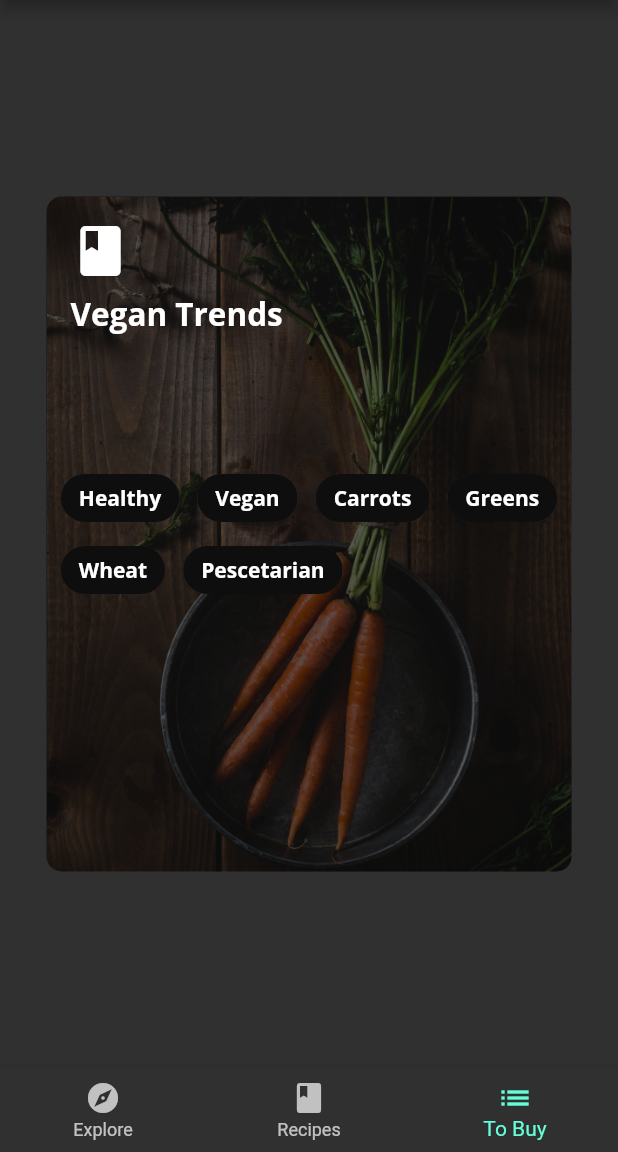
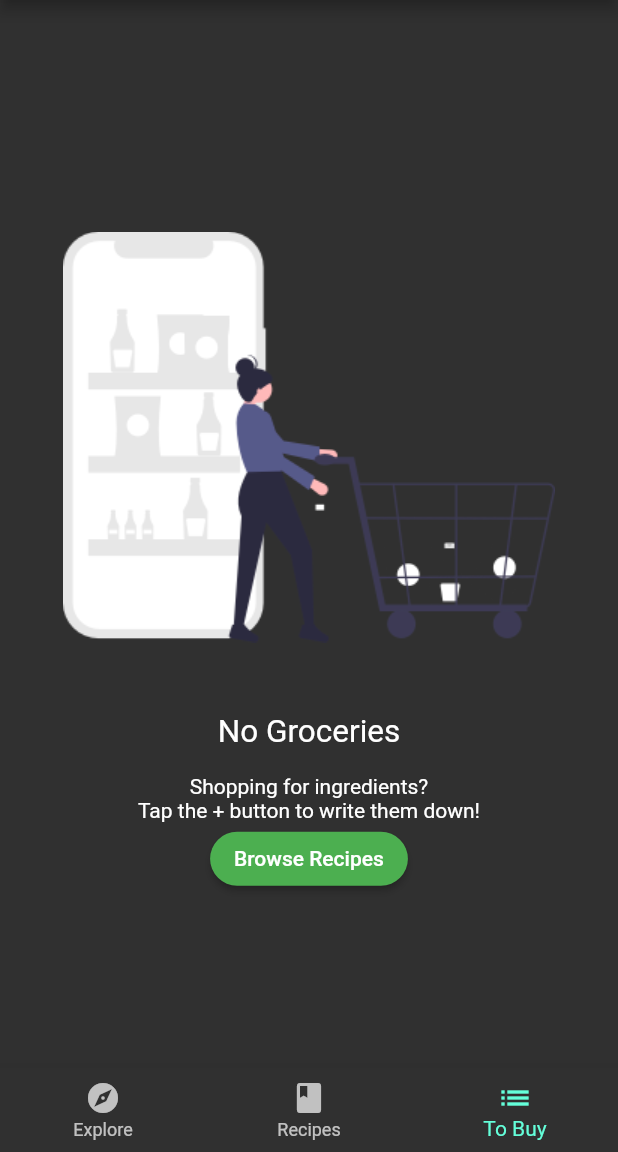
Before and after one commit to Irvandra/Fooderlich, a Flutter app: the screen it shows after launch, item 3 of the bottom bar chosen, on a phone screen of 412 x 824 dp, the part 84-1236 px from its top. Run offline on Flutter 3.47's test engine with Material 2 defaults, Android fonts, the phone set to English and light mode, and no system bars; our stand-ins replace google_fonts.

Commit message:
Praktikum 6 - 1

```diff
--- a/lib/home.dart
+++ b/lib/home.dart
@@ -3,6 +3,7 @@ import 'models/explore_recipe.dart';
 import 'components/components.dart';
 import 'screens/explore_screen.dart';
 import 'screens/recipes_screen.dart';
+import 'screens/grocery_screen.dart';
 
 class Home extends StatefulWidget {
   const Home({Key? key}) : super(key: key);
@@ -17,22 +18,7 @@ class _HomeState extends State<Home> {
   static List<Widget> pages = <Widget>[
     ExploreScreen(),
     RecipesScreen(),
-    Card3(
-        recipe: ExploreRecipe(
-            title: 'Vegan Trends',
-            tags: [
-              'Healthy',
-              'Vegan',
-              'Carrots',
-              'Greens',
-              'Wheat',
-              'Pescetarian',
-              'Mint',
-              'Lemongrass',
-              'Salad',
-              'Water'
-            ],
-            backgroundImage: 'assets/magazine_pics/mag3.png')),
+    const GroceryScreen()
   ];
 
   void _onItemTapped(int index) {
--- a/lib/models/models.dart
+++ b/lib/models/models.dart
@@ -2,3 +2,5 @@ export 'explore_recipe.dart';
 export 'post.dart';
 export 'simple_recipe.dart';
 export 'explore_data.dart';
+export 'grocery_item.dart';
+export 'tab_manager.dart';
--- /dev/null
+++ b/lib/models/tab_manager.dart
@@ -0,0 +1,15 @@
+import 'package:flutter/material.dart';
+
+class TabManager extends ChangeNotifier {
+  int selectedTab = 0;
+
+  void goToTab(index) {
+    selectedTab = index;
+    notifyListeners();
+  }
+
+  void goToRecipes() {
+    selectedTab = 1;
+    notifyListeners();
+  }
+}
--- /dev/null
+++ b/lib/screens/empty_grocery_screen.dart
@@ -0,0 +1,49 @@
+import 'package:flutter/material.dart';
+import 'package:provider/provider.dart';
+import '../models/models.dart';
+
+class EmptyGroceryScreen extends StatelessWidget {
+  const EmptyGroceryScreen({Key? key}) : super(key: key);
+  @override
+  Widget build(BuildContext context) {
+    // 1
+    return Padding(
+      padding: const EdgeInsets.all(30.0),
+      // 2
+      child: Center(
+        // 3
+        child: Column(
+          mainAxisAlignment: MainAxisAlignment.center,
+          children: [
+            AspectRatio(
+              aspectRatio: 1 / 1,
+              child: Image.asset('assets/fooderlich_assets/empty_list.png'),
+            ),
+            const SizedBox(height: 8.0),
+            const Text(
+              'No Groceries',
+              style: TextStyle(fontSize: 21.0),
+            ),
+            const SizedBox(height: 16.0),
+            const Text(
+              'Shopping for ingredients?\n'
+              'Tap the + button to write them down!',
+              textAlign: TextAlign.center,
+            ),
+            MaterialButton(
+              textColor: Colors.white,
+              child: const Text('Browse Recipes'),
+              shape: RoundedRectangleBorder(
+                borderRadius: BorderRadius.circular(30.0),
+              ),
+              color: Colors.green,
+              onPressed: () {
+                Provider.of<TabManager>(context, listen: false).goToRecipes();
+              },
+            ),
+          ],
+        ),
+      ),
+    );
+  }
+}
--- /dev/null
+++ b/lib/screens/grocery_screen.dart
@@ -0,0 +1,11 @@
+import 'package:flutter/material.dart';
+import 'empty_grocery_screen.dart';
+
+class GroceryScreen extends StatelessWidget {
+  const GroceryScreen({Key? key}) : super(key: key);
+
+  @override
+  Widget build(BuildContext context) {
+    return const EmptyGroceryScreen();
+  }
+}
--- a/pubspec.yaml
+++ b/pubspec.yaml
@@ -31,6 +31,7 @@ dependencies:
     sdk: flutter
 
   google_fonts: ^3.0.1
+  provider: ^6.0.3
 
   # The following adds the Cupertino Icons font to your application.
   # Use with the CupertinoIcons class for iOS style icons.
@@ -64,6 +65,7 @@ flutter:
     - assets/magazine_pics/
     - assets/profile_pics/
     - assets/sample_data/
+    - assets/fooderlich_assets/
 
   # An image asset can refer to one or more resolution-specific "variants", see
   # https://flutter.dev/assets-and-images/#resolution-aware
```
Also changed, not shown: lib/models/grocery_item.dart (added, +40 -0 lines), assets/fooderlich_assets/empty_list.png (added), pubspec.lock.
